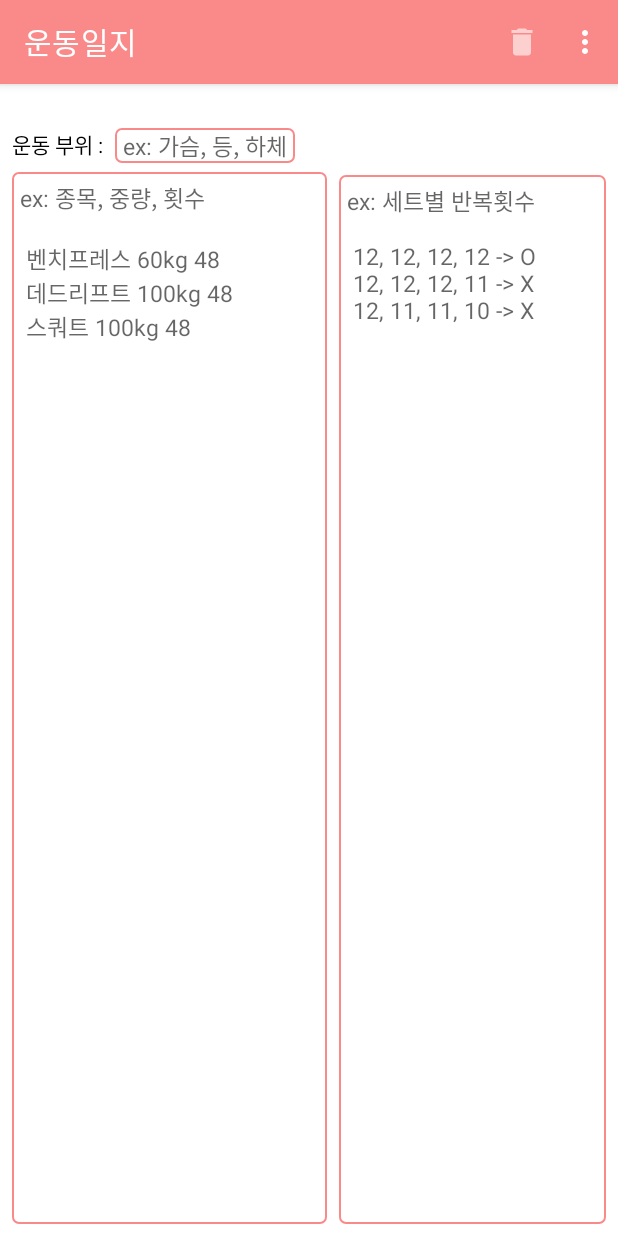
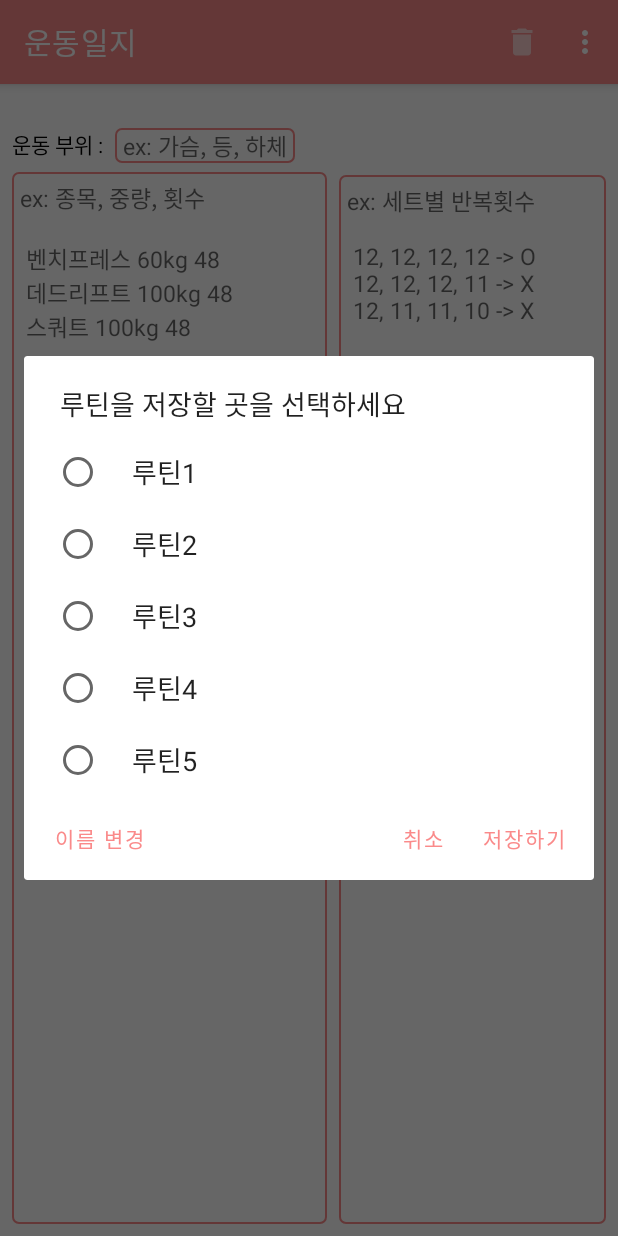
Before and after one commit to kkcchh9999/Work-out_Record_App, an Android app: the fragment WorkoutDetailFragment placed in its activity, in the options menu, after a tap on "현재 루틴 저장하기", on a phone screen of 412 x 824 dp. Run offline under Robolectric (Android 15) with nearby library versions, the phone set to English and light mode, and no system bars; our stand-ins replace Room's generated code; 2 statements that could not run were skipped.

Commit message:
루틴 저장, 불러오기 기능 생성

```diff
--- a/app/src/main/java/com/work_out_record/WorkoutDetailFragment.kt
+++ b/app/src/main/java/com/work_out_record/WorkoutDetailFragment.kt
@@ -7,6 +7,7 @@ import android.text.Editable
 import android.text.TextWatcher
 import android.text.format.DateFormat
 import android.text.method.KeyListener
+import android.util.Log
 import android.view.*
 import android.widget.EditText
 import android.widget.SearchView
@@ -27,6 +28,7 @@ class WorkoutDetailFragment : Fragment() {
     private lateinit var partEditText: EditText
     private lateinit var routineEditText: EditText
     private lateinit var repeatEditText: EditText
+    private lateinit var routineName: Array<String>
 
     private val recordDetailViewModel: RecordDetailViewModel by lazy {
         ViewModelProvider(this).get(RecordDetailViewModel::class.java)
@@ -54,6 +56,8 @@ class WorkoutDetailFragment : Fragment() {
         routineEditText = view.findViewById(R.id.routine_editText) as EditText
         repeatEditText = view.findViewById(R.id.repeat_editText) as EditText
 
+        routineName = recordDetailViewModel.routine
+
         return view
     }
 
@@ -75,7 +79,6 @@ class WorkoutDetailFragment : Fragment() {
 
         val partWatcher = object : TextWatcher {
             override fun beforeTextChanged(s: CharSequence?, start: Int, count: Int, after: Int) {
-
             }
 
             override fun onTextChanged(s: CharSequence?, start: Int, before: Int, count: Int) {
@@ -83,14 +86,12 @@ class WorkoutDetailFragment : Fragment() {
             }
 
             override fun afterTextChanged(s: Editable?) {
-
             }
         }
         partEditText.addTextChangedListener(partWatcher)
 
         val routineWatcher = object : TextWatcher {
             override fun beforeTextChanged(s: CharSequence?, start: Int, count: Int, after: Int) {
-
             }
 
             override fun onTextChanged(s: CharSequence?, start: Int, before: Int, count: Int) {
@@ -98,14 +99,12 @@ class WorkoutDetailFragment : Fragment() {
             }
 
             override fun afterTextChanged(s: Editable?) {
-
             }
         }
         routineEditText.addTextChangedListener(routineWatcher)
 
         val repeatWatcher = object : TextWatcher {
             override fun beforeTextChanged(s: CharSequence?, start: Int, count: Int, after: Int) {
-
             }
 
             override fun onTextChanged(s: CharSequence?, start: Int, before: Int, count: Int) {
@@ -113,7 +112,6 @@ class WorkoutDetailFragment : Fragment() {
             }
 
             override fun afterTextChanged(s: Editable?) {
-
             }
         }
         repeatEditText.addTextChangedListener(repeatWatcher)
@@ -144,8 +142,57 @@ class WorkoutDetailFragment : Fragment() {
                     .setNegativeButton(R.string.no_button,
                         DialogInterface.OnClickListener { dialog, which ->
                             //유저가 취소함
+                    }).show()
+                return true
+            }
+            R.id.save_routine -> {
+                var selectedItems: Int = -1
+                val selectDialogBuilder = AlertDialog.Builder(this.context)
+
+                selectDialogBuilder.setTitle(R.string.select_routine_save)
+                    .setSingleChoiceItems(recordDetailViewModel.routine, -1,
+                        DialogInterface.OnClickListener { _, which ->
+                            selectedItems = which
+                        })
+                    .setPositiveButton(R.string.save_here,
+                    DialogInterface.OnClickListener { _, _ ->
+                        recordDetailViewModel.saveRoutine(
+                            routineName[selectedItems],
+                            record.routine
+                        )
                     })
-                alertDialogBuilder.show()
+                    .setNegativeButton(R.string.cancel,
+                    DialogInterface.OnClickListener { dialog, which ->
+                        //유저가 취소함
+                    })
+                    .setNeutralButton(R.string.change_routine_name,
+                        DialogInterface.OnClickListener { dialog, which ->
+
+                        })
+                    .show()
+
+                return true
+            }
+            R.id.load_routine -> {
+                var selectedItem: Int = -1
+                val selectDialogBuilder = AlertDialog.Builder(this.context)
+
+                selectDialogBuilder.setTitle(R.string.select_routine_load)
+                    .setSingleChoiceItems(recordDetailViewModel.routine, -1,
+                        DialogInterface.OnClickListener { _, which ->
+                            selectedItem = which
+                        })
+                    .setPositiveButton(R.string.load_here,
+                        DialogInterface.OnClickListener { dialog, which ->
+                            routineEditText.setText(
+                                recordDetailViewModel.loadRoutine(routineName[selectedItem])
+                            )
+                        })
+                    .setNegativeButton(R.string.cancel,
+                        DialogInterface.OnClickListener { dialog, which ->
+                            //유저가 취소함
+                        })
+                    .show()
                 return true
             }
 
--- a/app/src/main/java/com/work_out_record/WorkoutListFragment.kt
+++ b/app/src/main/java/com/work_out_record/WorkoutListFragment.kt
@@ -3,9 +3,7 @@ package com.work_out_record
 import android.content.Context
 import android.os.Bundle
 import android.text.format.DateFormat
-import android.util.Log
 import android.view.*
-import android.widget.CheckBox
 import android.widget.ImageButton
 import android.widget.TextView
 import androidx.appcompat.widget.SearchView
--- a/app/src/main/res/drawable/edittext_background.xml
+++ b/app/src/main/res/drawable/edittext_background.xml
@@ -4,7 +4,7 @@
         <shape android:shape="rectangle">
             <stroke
                 android:width="1dp"
-                android:color="@color/teal_200" />
+                android:color="@color/pink2" />
             <corners android:radius="4dp"/>
             <solid
                 android:color="#FFFFFF" />
--- a/app/src/main/res/values-night/themes.xml
+++ b/app/src/main/res/values-night/themes.xml
@@ -6,8 +6,8 @@
         <item name="colorPrimaryVariant">@color/pink</item>
         <item name="colorOnPrimary">@color/black</item>
         <!-- Secondary brand color. -->
-        <item name="colorSecondary">@color/teal_200</item>
-        <item name="colorSecondaryVariant">@color/teal_200</item>
+        <item name="colorSecondary">@color/pink1</item>
+        <item name="colorSecondaryVariant">@color/pink2</item>
         <item name="colorOnSecondary">@color/black</item>
         <!-- Status bar color. -->
         <item name="android:statusBarColor" tools:targetApi="l">?attr/colorPrimaryVariant</item>
--- a/app/src/main/res/values/colors.xml
+++ b/app/src/main/res/values/colors.xml
@@ -3,8 +3,8 @@
     <color name="purple_200">#FFBB86FC</color>
     <color name="purple_500">#FF6200EE</color>
     <color name="pink">#FA8A8A</color>
-    <color name="teal_200">#FF03DAC5</color>
-    <color name="teal_700">#FF018786</color>
+    <color name="pink1">#E85A5A</color>
+    <color name="pink2">#FD4F4F</color>
     <color name="black">#FF000000</color>
     <color name="gray">#837C7C</color>
     <color name="white">#FFFFFFFF</color>
--- a/app/src/main/res/values/strings.xml
+++ b/app/src/main/res/values/strings.xml
@@ -13,11 +13,16 @@
     <string name="no_record_search">검색 결과가 없습니다.\n다시 정확히 검색해주세요.</string>
     <string name="save_routine">현재 루틴 저장하기</string>
     <string name="load_routine">저장된 루틴 불러오기</string>
-
     <string name="add_record">기록 추가</string>
     <string name="delete_record">기록 삭제</string>
     <string name="delete_records">여러 기록 삭제</string>
     <string name="delete_record_really">기록을 정말 삭제하시겠습니까?</string>
+    <string name="select_routine_save">루틴을 저장할 곳을 선택하세요</string>
+    <string name="select_routine_load">불러올 루틴을 선택하세요</string>
+    <string name="save_here">저장하기</string>
+    <string name="load_here">불러오기</string>
+    <string name="cancel">취소</string>
+    <string name="change_routine_name">이름 변경</string>
     <string name="yes_button">네</string>
     <string name="no_button">아니오</string>
     <string name="search">검색</string>
--- a/app/src/main/res/values/themes.xml
+++ b/app/src/main/res/values/themes.xml
@@ -6,8 +6,8 @@
         <item name="colorPrimaryVariant">@color/pink</item>
         <item name="colorOnPrimary">@color/white</item>
         <!-- Secondary brand color. -->
-        <item name="colorSecondary">@color/teal_200</item>
-        <item name="colorSecondaryVariant">@color/teal_700</item>
+        <item name="colorSecondary">@color/pink1</item>
+        <item name="colorSecondaryVariant">@color/pink2</item>
         <item name="colorOnSecondary">@color/black</item>
         <!-- Status bar color. -->
         <item name="android:statusBarColor" tools:targetApi="l">?attr/colorPrimaryVariant</item>
```
Also changed, not shown: app/src/main/java/com/work_out_record/QueryPreferences.kt (+4 -4 lines), app/src/main/java/com/work_out_record/RecordDetailViewModel.kt (+10 -0 lines).
